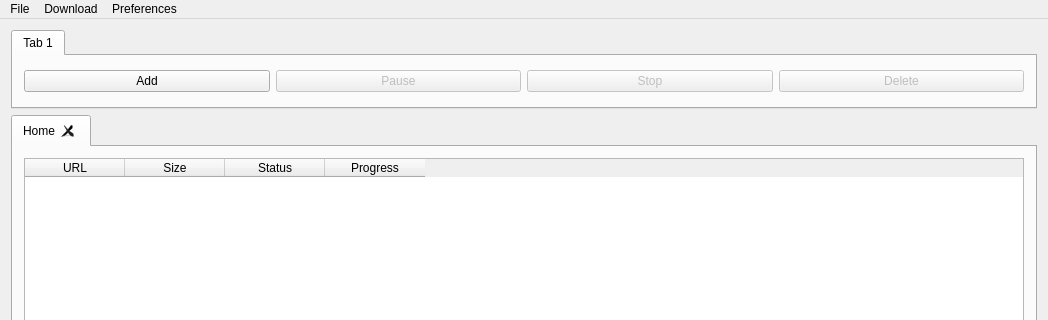
Old version of the form UltimateDownloadManager/mainwindow.ui in the repository LalitMaganti/Ultimate-Download-Manager; both pictures show x 0 to 1048 and y 0 to 320 of the 1048 by 663 pixel window.
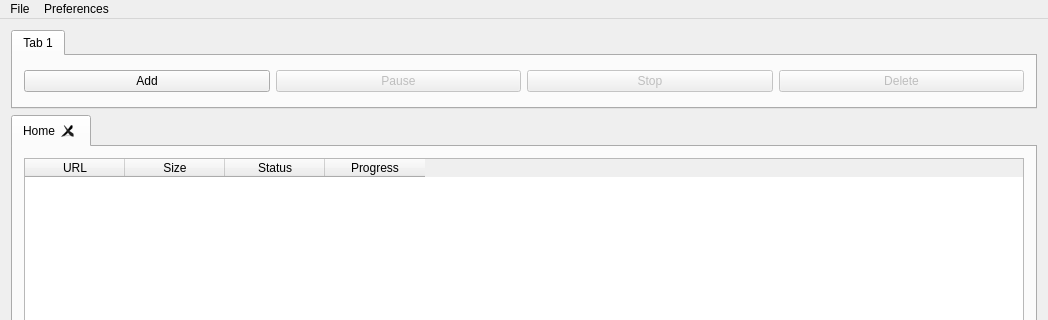
New version of the form. Icons and pictures are not drawn. Custom widgets are drawn as their Qt base class.

Patch:
```diff
--- a/UltimateDownloadManager/mainwindow.ui
+++ b/UltimateDownloadManager/mainwindow.ui
@@ -152,13 +152,6 @@
      <height>25</height>
     </rect>
    </property>
-   <widget class="QMenu" name="menuDownload">
-    <property name="title">
-     <string>Download</string>
-    </property>
-    <addaction name="actionAdd"/>
-    <addaction name="actionStop"/>
-   </widget>
    <widget class="QMenu" name="menuFile">
     <property name="title">
      <string>File</string>
@@ -172,7 +165,6 @@
     <addaction name="actionSettings"/>
    </widget>
    <addaction name="menuFile"/>
-   <addaction name="menuDownload"/>
    <addaction name="menuPreferences"/>
   </widget>
   <action name="actionAdd">
```
Left out of the diff: 6 changed lines with no effect on the pictures.
